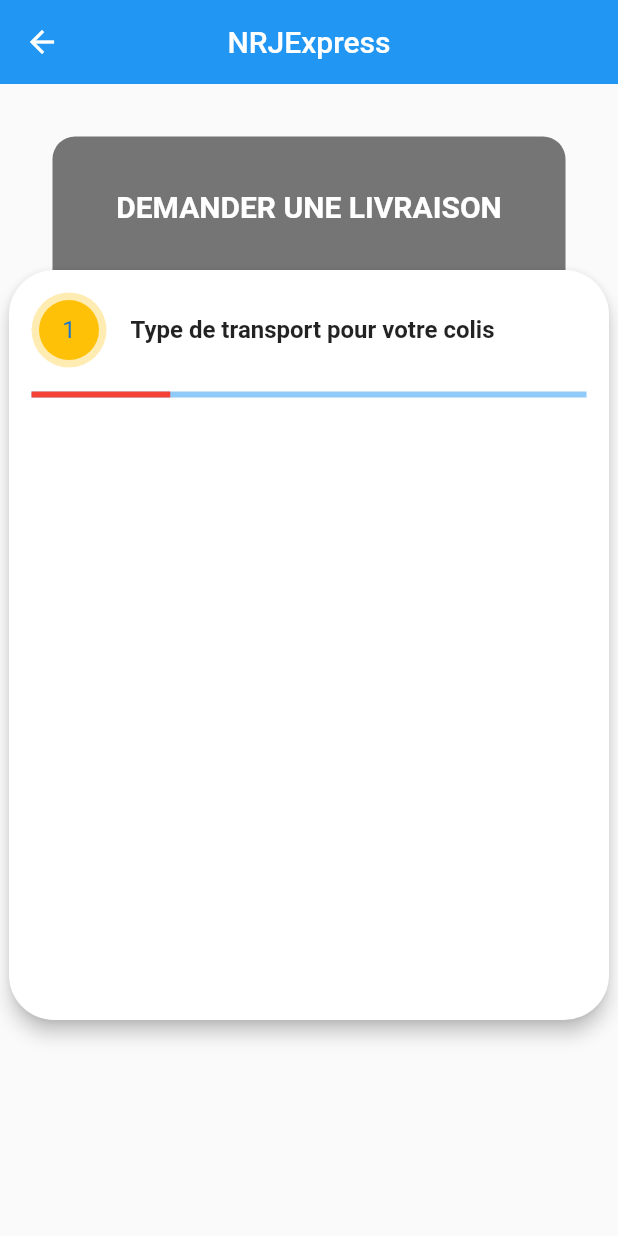
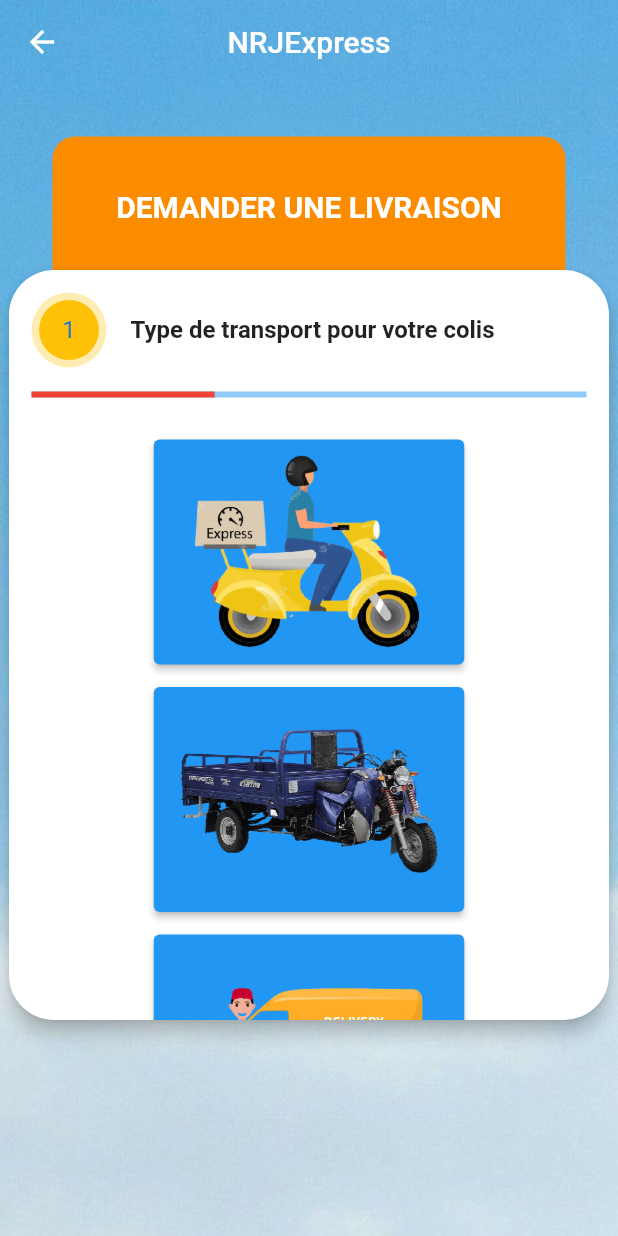
Before and after one commit to coldman-47/expeditious, a Flutter app: the NewDelivery screen opened directly, on a phone screen of 412 x 824 dp. Run offline on Flutter 3.47's test engine with Material 2 defaults, Android fonts, the phone set to English and light mode, and no system bars; our stand-ins replace logger; missing offline and left inert: dart:ffi.

Commit message:
livraison layout

```diff
--- a/lib/components/vehicles.dart
+++ b/lib/components/vehicles.dart
@@ -1,16 +1,13 @@
+import 'dart:ffi';
+
 import 'package:flutter/material.dart';
 
 class Vehicles extends StatefulWidget {
   final String title = 'Type de transport pour votre colis';
-  final int index = 1;
-  final double stepValue = 0.25;
+  final String index = '1';
+  final double stepValue = 0.33;
 
-  const Vehicles({
-    Key? key,
-    title,
-    index,
-    stepValue,
-  }) : super(key: key);
+  Vehicles({Key? key}) : super(key: key);
 
   @override
   _VehiclesState createState() => _VehiclesState();
@@ -19,6 +16,40 @@
 class _VehiclesState extends State<Vehicles> {
   @override
   Widget build(BuildContext context) {
-    return Container();
+    return Container(
+        padding: EdgeInsets.all(20),
+        child: Column(children: [
+          ButtonBar(alignment: MainAxisAlignment.center, children: [
+            ElevatedButton(
+                onPressed: () {},
+                child: Container(
+                    height: 150,
+                    width: 175,
+                    decoration: const BoxDecoration(
+                        image: DecorationImage(
+                            image: AssetImage('images/bike.png'),
+                            fit: BoxFit.contain)))),
+            SizedBox(height: 15),
+            ElevatedButton(
+                onPressed: () {},
+                child: Container(
+                    height: 150,
+                    width: 175,
+                    decoration: const BoxDecoration(
+                        image: DecorationImage(
+                            image: AssetImage('images/tricycle.png'),
+                            fit: BoxFit.contain)))),
+            SizedBox(height: 15),
+            ElevatedButton(
+                onPressed: () {},
+                child: Container(
+                    height: 150,
+                    width: 175,
+                    decoration: const BoxDecoration(
+                        image: DecorationImage(
+                            image: AssetImage('images/van.png'),
+                            fit: BoxFit.contain)))),
+          ])
+        ]));
   }
 }
--- a/lib/screens/new_delivery.dart
+++ b/lib/screens/new_delivery.dart
@@ -12,17 +12,18 @@
             image: DecorationImage(
                 image: AssetImage('images/bg.jpg'), fit: BoxFit.cover)),
         child: Scaffold(
+            backgroundColor: Colors.transparent,
             appBar: AppBar(
+                backgroundColor: Colors.transparent,
                 title: const Text('NRJExpress'),
                 centerTitle: true,
                 elevation: 0),
             body: Container(
-                color: Colors.transparent,
                 constraints: BoxConstraints.expand(),
                 padding: const EdgeInsets.all(25),
                 child: Container(
                     padding: EdgeInsets.all(10),
-                    width: 500,
+                    width: 400,
                     child: Stack(
                         clipBehavior: Clip.none,
                         alignment: Alignment.topCenter,
@@ -31,7 +32,7 @@
                               child: Container(
                                   padding: EdgeInsets.all(35),
                                   decoration: BoxDecoration(
-                                      color: Colors.grey[600],
+                                      color: Colors.orange[600],
                                       borderRadius: BorderRadius.circular(15)),
                                   height: 150,
                                   width: 400,
@@ -53,17 +54,27 @@
                                     decoration: BoxDecoration(
                                         borderRadius:
                                             BorderRadius.circular(30)),
-                                    child: livraisonCtrl()),
+                                    child: LivraisonCtrl()),
                               ))
                         ])))));
   }
 }
 
-Widget livraisonCtrl() {
-  Widget screenChild = Vehicles();
-  var log = new Logger();
-  log.d(screenChild.toString());
-  return Container(
+class LivraisonCtrl extends StatefulWidget {
+  const LivraisonCtrl({Key? key}) : super(key: key);
+
+  @override
+  _LivraisonCtrlState createState() => _LivraisonCtrlState();
+}
+
+class _LivraisonCtrlState extends State<LivraisonCtrl> {
+  @override
+  Widget build(BuildContext context) {
+    late Vehicles vehic;
+
+    vehic = Vehicles();
+
+    return SingleChildScrollView(
         padding: EdgeInsets.all(15),
         child: Column(children: [
           Row(children: [
@@ -71,13 +82,15 @@
               radius: 25,
               backgroundColor: Colors.amber[100],
               child: CircleAvatar(
-                backgroundColor: Colors.amber[500], child: const Text('1')),
+                  backgroundColor: Colors.amber[500], child: Text(vehic.index)),
             ),
             const SizedBox(width: 16),
-          const Text('Type de transport pour votre colis',
+            Text(vehic.title,
                 style: TextStyle(fontSize: 16, fontWeight: FontWeight.w600))
           ]),
           const Divider(color: Colors.transparent),
-        const LinearProgressIndicator(value: 0.25, color: Colors.red)
+          LinearProgressIndicator(value: vehic.stepValue, color: Colors.red),
+          vehic
         ]));
   }
+}
--- a/pubspec.yaml
+++ b/pubspec.yaml
@@ -64,6 +64,9 @@
     - images/bg.jpg
     - images/smartphone.png
     - images/2fa.png
+    - images/bike.png
+    - images/van.png
+    - images/tricycle.png
   #   - images/a_dot_ham.jpeg
 
   # An image asset can refer to one or more resolution-specific "variants", see
```
Also changed, not shown: images/bike.png (added), images/tricycle.png (added), images/van.png (added). Lines whose indentation alone changed are shown as unchanged.
